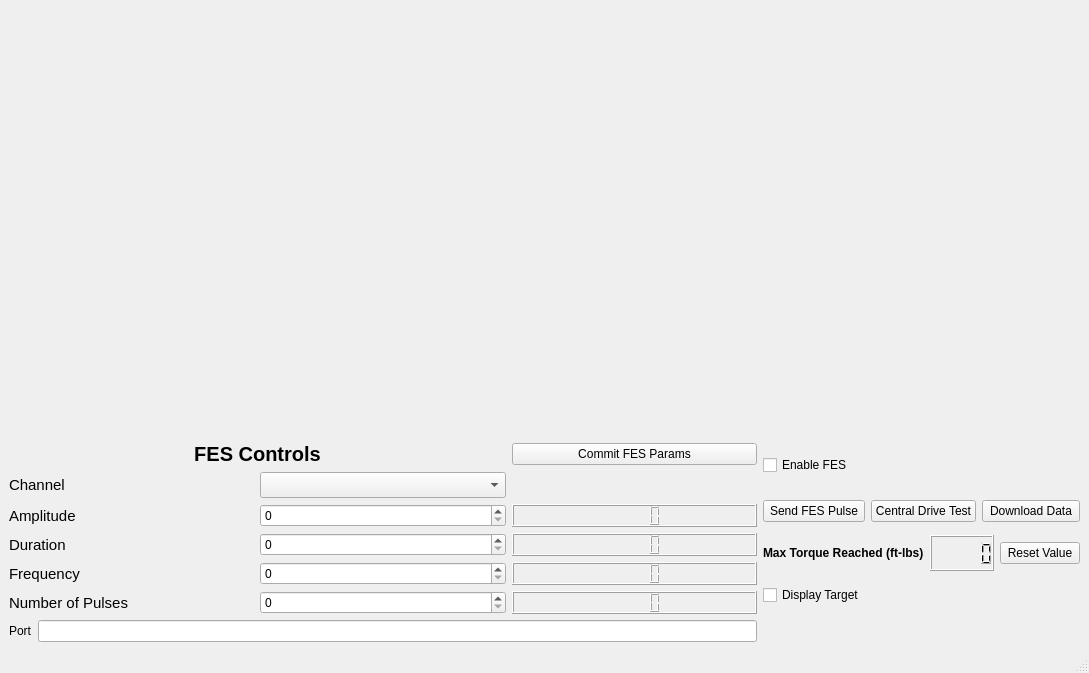
Old version of the form resources/_CD_GUI_Main_Formed.ui in the repository jontalvarez/central-drive.
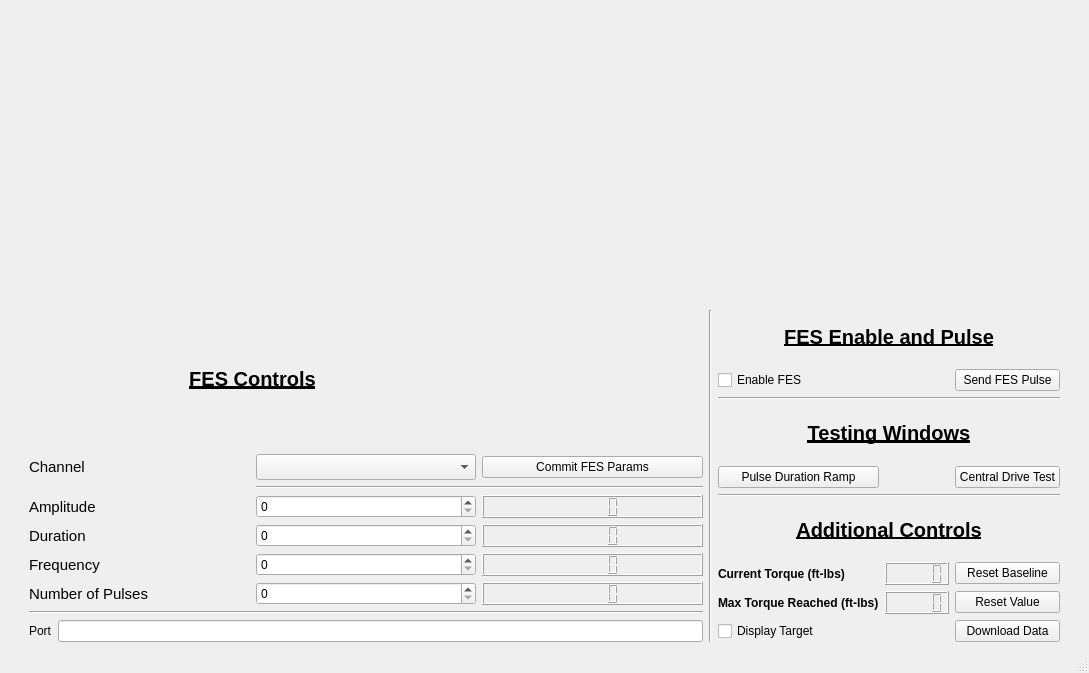
New version of the form.

```diff
--- a/resources/_CD_GUI_Main_Formed.ui
+++ b/resources/_CD_GUI_Main_Formed.ui
@@ -14,48 +14,20 @@
    <string>Central Drive Estimation</string>
   </property>
   <widget class="QWidget" name="centralwidget">
-   <layout class="QGridLayout" name="gridLayout_2">
-    <item row="0" column="0" colspan="4">
-     <layout class="QVBoxLayout" name="verticalLayout">
-      <item>
-       <widget class="QWidget" name="TorquePlot" native="true">
-        <layout class="QHBoxLayout" name="horizontalLayout"/>
-       </widget>
-      </item>
-     </layout>
+   <layout class="QGridLayout" name="gridLayout_3">
+    <item row="1" column="2" rowspan="3">
+     <widget class="Line" name="line">
+      <property name="orientation">
+       <enum>Qt::Vertical</enum>
+      </property>
+     </widget>
     </item>
-    <item row="1" column="0" rowspan="4">
+    <item row="1" column="1">
      <layout class="QGridLayout" name="gridLayout">
-      <item row="0" column="0" colspan="2">
-       <widget class="QLabel" name="label_3">
-        <property name="font">
-         <font>
-          <pointsize>15</pointsize>
-          <weight>75</weight>
-          <bold>true</bold>
-         </font>
-        </property>
-        <property name="text">
-         <string>FES Controls</string>
-        </property>
-        <property name="scaledContents">
-         <bool>false</bool>
-        </property>
-        <property name="alignment">
-         <set>Qt::AlignCenter</set>
-        </property>
-       </widget>
-      </item>
-      <item row="2" column="2">
-       <widget class="QLCDNumber" name="committedAmp_lbl"/>
-      </item>
-      <item row="3" column="2">
+      <item row="4" column="2">
        <widget class="QLCDNumber" name="committedDur_lbl"/>
       </item>
-      <item row="5" column="1">
-       <widget class="QSpinBox" name="np_sp"/>
-      </item>
-      <item row="2" column="0">
+      <item row="3" column="0">
        <widget class="QLabel" name="label">
         <property name="font">
          <font>
@@ -67,10 +39,7 @@
         </property>
        </widget>
       </item>
-      <item row="2" column="1">
-       <widget class="QSpinBox" name="amp_sp"/>
-      </item>
-      <item row="4" column="0">
+      <item row="5" column="0">
        <widget class="QLabel" name="label_5">
         <property name="font">
          <font>
@@ -83,31 +52,9 @@
        </widget>
       </item>
       <item row="4" column="1">
-       <widget class="QSpinBox" name="f_sp"/>
-      </item>
-      <item row="4" column="2">
-       <widget class="QLCDNumber" name="committedF_lbl"/>
-      </item>
-      <item row="5" column="2">
-       <widget class="QLCDNumber" name="committedNp_lbl"/>
-      </item>
-      <item row="3" column="0">
-       <widget class="QLabel" name="label_2">
-        <property name="font">
-         <font>
-          <pointsize>11</pointsize>
-          <italic>false</italic>
-         </font>
-        </property>
-        <property name="text">
-         <string>Duration</string>
-        </property>
-       </widget>
-      </item>
-      <item row="3" column="1">
        <widget class="QSpinBox" name="dur_sp"/>
       </item>
-      <item row="5" column="0">
+      <item row="6" column="0">
        <widget class="QLabel" name="label_6">
         <property name="font">
          <font>
@@ -119,18 +66,6 @@
         </property>
        </widget>
       </item>
-      <item row="1" column="0">
-       <widget class="QLabel" name="label_7">
-        <property name="font">
-         <font>
-          <pointsize>11</pointsize>
-         </font>
-        </property>
-        <property name="text">
-         <string>Channel</string>
-        </property>
-       </widget>
-      </item>
       <item row="1" column="1">
        <widget class="QComboBox" name="channel_cb">
         <property name="font">
@@ -138,12 +73,61 @@
           <pointsize>11</pointsize>
          </font>
         </property>
+        <property name="currentText">
+         <string/>
+        </property>
         <property name="placeholderText">
          <string/>
         </property>
        </widget>
       </item>
-      <item row="0" column="2">
+      <item row="5" column="1">
+       <widget class="QSpinBox" name="f_sp"/>
+      </item>
+      <item row="3" column="2">
+       <widget class="QLCDNumber" name="committedAmp_lbl"/>
+      </item>
+      <item row="6" column="1">
+       <widget class="QSpinBox" name="np_sp"/>
+      </item>
+      <item row="6" column="2">
+       <widget class="QLCDNumber" name="committedNp_lbl"/>
+      </item>
+      <item row="0" column="0" colspan="2">
+       <widget class="QLabel" name="label_3">
+        <property name="font">
+         <font>
+          <pointsize>15</pointsize>
+          <weight>75</weight>
+          <bold>true</bold>
+          <underline>true</underline>
+         </font>
+        </property>
+        <property name="text">
+         <string>FES Controls</string>
+        </property>
+        <property name="scaledContents">
+         <bool>false</bool>
+        </property>
+        <property name="alignment">
+         <set>Qt::AlignCenter</set>
+        </property>
+       </widget>
+      </item>
+      <item row="4" column="0">
+       <widget class="QLabel" name="label_2">
+        <property name="font">
+         <font>
+          <pointsize>11</pointsize>
+          <italic>false</italic>
+         </font>
+        </property>
+        <property name="text">
+         <string>Duration</string>
+        </property>
+       </widget>
+      </item>
+      <item row="1" column="2">
        <widget class="QPushButton" name="commit_pb">
         <property name="text">
          <string>Commit FES Params</string>
@@ -153,77 +137,34 @@
         </property>
        </widget>
       </item>
-     </layout>
-    </item>
-    <item row="1" column="1">
-     <widget class="QCheckBox" name="fesEnable_cb">
-      <property name="text">
-       <string>Enable FES</string>
-      </property>
-     </widget>
-    </item>
-    <item row="2" column="1">
-     <widget class="QPushButton" name="sendPulse_pb">
-      <property name="autoFillBackground">
-       <bool>false</bool>
-      </property>
-      <property name="text">
-       <string>Send FES Pulse</string>
-      </property>
-     </widget>
-    </item>
-    <item row="2" column="2">
-     <widget class="QPushButton" name="CD_pb">
-      <property name="autoFillBackground">
-       <bool>false</bool>
-      </property>
-      <property name="text">
-       <string>Central Drive Test</string>
-      </property>
-     </widget>
-    </item>
-    <item row="2" column="3">
-     <widget class="QPushButton" name="download_pb">
-      <property name="text">
-       <string>Download Data</string>
-      </property>
-     </widget>
-    </item>
-    <item row="3" column="1" colspan="3">
-     <layout class="QHBoxLayout" name="horizontalLayout_3">
-      <item>
-       <widget class="QLabel" name="label_8">
+      <item row="5" column="2">
+       <widget class="QLCDNumber" name="committedF_lbl"/>
+      </item>
+      <item row="1" column="0">
+       <widget class="QLabel" name="label_7">
         <property name="font">
          <font>
-          <weight>75</weight>
-          <bold>true</bold>
+          <pointsize>11</pointsize>
          </font>
         </property>
         <property name="text">
-         <string>Max Torque Reached (ft-lbs)</string>
+         <string>Channel</string>
         </property>
        </widget>
       </item>
-      <item>
-       <widget class="QLCDNumber" name="maxTorque_lcd"/>
+      <item row="3" column="1">
+       <widget class="QSpinBox" name="amp_sp"/>
       </item>
-      <item>
-       <widget class="QPushButton" name="maxTorqueReset_pb">
-        <property name="text">
-         <string>Reset Value</string>
+      <item row="2" column="1" colspan="2">
+       <widget class="Line" name="line_5">
+        <property name="orientation">
+         <enum>Qt::Horizontal</enum>
         </property>
        </widget>
       </item>
      </layout>
     </item>
-    <item row="4" column="1">
-     <widget class="QCheckBox" name="target_cb">
-      <property name="text">
-       <string>Display Target</string>
-      </property>
-     </widget>
-    </item>
-    <item row="5" column="0">
+    <item row="3" column="1">
      <layout class="QHBoxLayout" name="horizontalLayout_2">
       <item>
        <widget class="QLabel" name="label_4">
@@ -237,6 +178,224 @@
       </item>
      </layout>
     </item>
+    <item row="1" column="3" rowspan="3">
+     <layout class="QGridLayout" name="gridLayout_2">
+      <item row="7" column="1">
+       <widget class="QLCDNumber" name="currentTorque_lcd">
+        <property name="frameShape">
+         <enum>QFrame::Box</enum>
+        </property>
+       </widget>
+      </item>
+      <item row="7" column="2">
+       <widget class="QPushButton" name="resetBaseline_pb">
+        <property name="text">
+         <string>Reset Baseline</string>
+        </property>
+       </widget>
+      </item>
+      <item row="4" column="2">
+       <widget class="QPushButton" name="CD_pb">
+        <property name="autoFillBackground">
+         <bool>false</bool>
+        </property>
+        <property name="text">
+         <string>Central Drive Test</string>
+        </property>
+       </widget>
+      </item>
+      <item row="8" column="2">
+       <widget class="QPushButton" name="maxTorqueReset_pb">
+        <property name="text">
+         <string>Reset Value</string>
+        </property>
+       </widget>
+      </item>
+      <item row="7" column="0">
+       <widget class="QLabel" name="label_9">
+        <property name="font">
+         <font>
+          <weight>75</weight>
+          <bold>true</bold>
+         </font>
+        </property>
+        <property name="text">
+         <string>Current Torque (ft-lbs)</string>
+        </property>
+       </widget>
+      </item>
+      <item row="1" column="0">
+       <widget class="QCheckBox" name="fesEnable_cb">
+        <property name="text">
+         <string>Enable FES</string>
+        </property>
+       </widget>
+      </item>
+      <item row="8" column="1">
+       <widget class="QLCDNumber" name="maxTorque_lcd"/>
+      </item>
+      <item row="5" column="0" colspan="3">
+       <widget class="Line" name="line_3">
+        <property name="orientation">
+         <enum>Qt::Horizontal</enum>
+        </property>
+       </widget>
+      </item>
+      <item row="4" column="0">
+       <widget class="QPushButton" name="PDRamp_pb">
+        <property name="text">
+         <string>Pulse Duration Ramp</string>
+        </property>
+       </widget>
+      </item>
+      <item row="3" column="0" colspan="3">
+       <widget class="QLabel" name="label_11">
+        <property name="font">
+         <font>
+          <pointsize>15</pointsize>
+          <weight>75</weight>
+          <bold>true</bold>
+          <underline>true</underline>
+         </font>
+        </property>
+        <property name="text">
+         <string>Testing Windows</string>
+        </property>
+        <property name="alignment">
+         <set>Qt::AlignCenter</set>
+        </property>
+       </widget>
+      </item>
+      <item row="8" column="0">
+       <widget class="QLabel" name="label_8">
+        <property name="font">
+         <font>
+          <weight>75</weight>
+          <bold>true</bold>
+         </font>
+        </property>
+        <property name="text">
+         <string>Max Torque Reached (ft-lbs)</string>
+        </property>
+       </widget>
+      </item>
+      <item row="6" column="0" colspan="3">
+       <widget class="QLabel" name="label_12">
+        <property name="font">
+         <font>
+          <pointsize>15</pointsize>
+          <weight>75</weight>
+          <bold>true</bold>
+          <underline>true</underline>
+         </font>
+        </property>
+        <property name="text">
+         <string>Additional Controls</string>
+        </property>
+        <property name="alignment">
+         <set>Qt::AlignCenter</set>
+        </property>
+       </widget>
+      </item>
+      <item row="9" column="0">
+       <widget class="QCheckBox" name="target_cb">
+        <property name="text">
+         <string>Display Target</string>
+        </property>
+       </widget>
+      </item>
+      <item row="2" column="0" colspan="3">
+       <widget class="Line" name="line_4">
+        <property name="orientation">
+         <enum>Qt::Horizontal</enum>
+        </property>
+       </widget>
+      </item>
+      <item row="9" column="2">
+       <widget class="QPushButton" name="download_pb">
+        <property name="text">
+         <string>Download Data</string>
+        </property>
+       </widget>
+      </item>
+      <item row="0" column="0" colspan="3">
+       <widget class="QLabel" name="label_10">
+        <property name="font">
+         <font>
+          <pointsize>15</pointsize>
+          <weight>75</weight>
+          <bold>true</bold>
+          <underline>true</underline>
+         </font>
+        </property>
+        <property name="text">
+         <string>FES Enable and Pulse</string>
+        </property>
+        <property name="alignment">
+         <set>Qt::AlignCenter</set>
+        </property>
+       </widget>
+      </item>
+      <item row="1" column="2">
+       <widget class="QPushButton" name="sendPulse_pb">
+        <property name="autoFillBackground">
+         <bool>false</bool>
+        </property>
+        <property name="text">
+         <string>Send FES Pulse</string>
+        </property>
+       </widget>
+      </item>
+     </layout>
+    </item>
+    <item row="0" column="4" rowspan="4">
+     <spacer name="horizontalSpacer">
+      <property name="orientation">
+       <enum>Qt::Horizontal</enum>
+      </property>
+      <property name="sizeType">
+       <enum>QSizePolicy::Fixed</enum>
+      </property>
+      <property name="sizeHint" stdset="0">
+       <size>
+        <width>20</width>
+        <height>1</height>
+       </size>
+      </property>
+     </spacer>
+    </item>
+    <item row="0" column="1" colspan="3">
+     <layout class="QVBoxLayout" name="verticalLayout">
+      <item>
+       <widget class="QWidget" name="TorquePlot" native="true">
+        <layout class="QHBoxLayout" name="horizontalLayout"/>
+       </widget>
+      </item>
+     </layout>
+    </item>
+    <item row="2" column="1">
+     <widget class="Line" name="line_2">
+      <property name="orientation">
+       <enum>Qt::Horizontal</enum>
+      </property>
+     </widget>
+    </item>
+    <item row="0" column="0" rowspan="4">
+     <spacer name="horizontalSpacer_2">
+      <property name="orientation">
+       <enum>Qt::Horizontal</enum>
+      </property>
+      <property name="sizeType">
+       <enum>QSizePolicy::Fixed</enum>
+      </property>
+      <property name="sizeHint" stdset="0">
+       <size>
+        <width>20</width>
+        <height>1</height>
+       </size>
+      </property>
+     </spacer>
+    </item>
    </layout>
   </widget>
   <widget class="QMenuBar" name="menubar">
```
